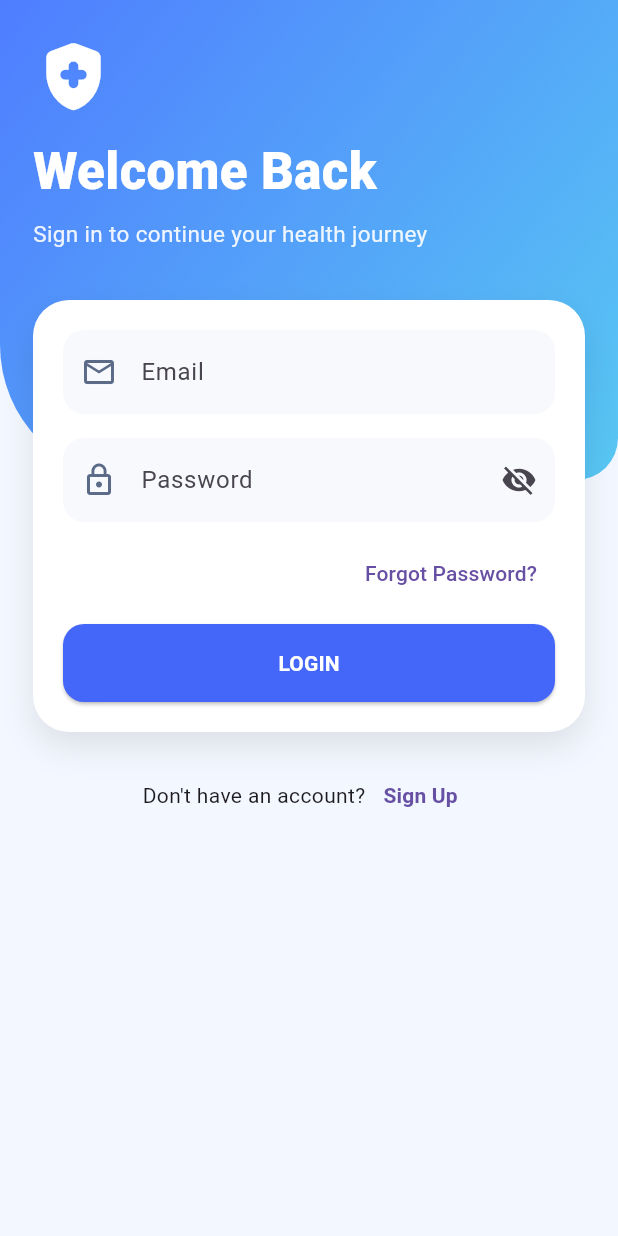
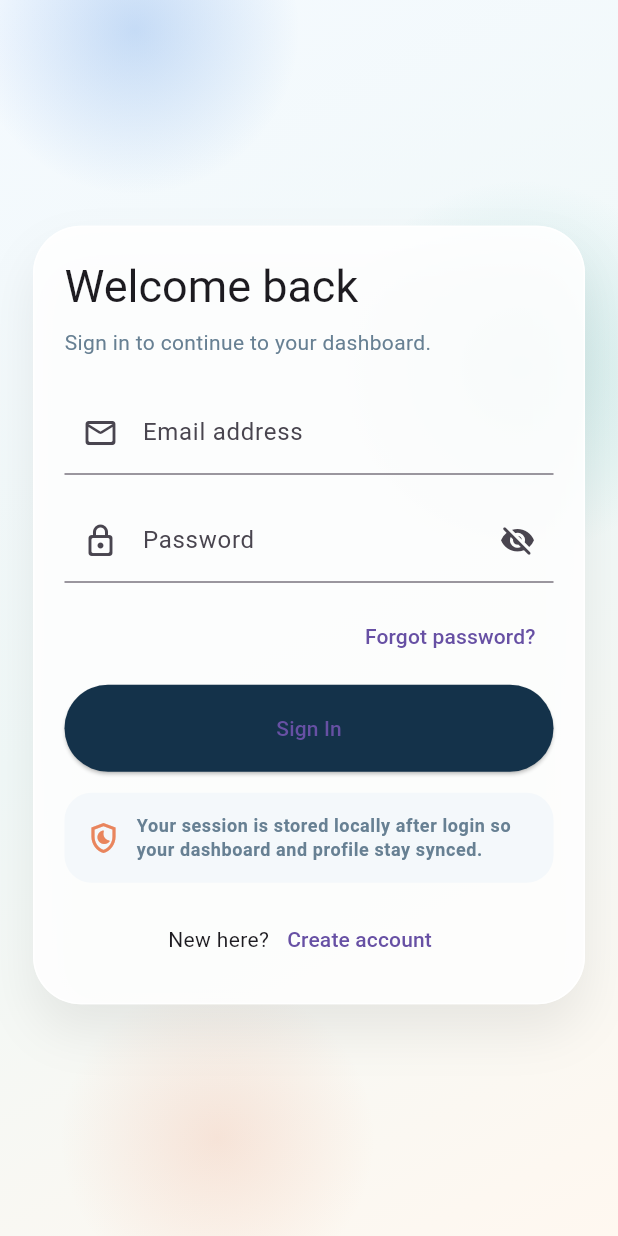
Before and after one commit to himanshu-varshney315/AIDrivenHealthcareDiagnostics_MiniProject_Sem-4, a Flutter app: the screen it shows after launch, on a phone screen of 412 x 824 dp. Run offline on Flutter 3.47's test engine with Material 3 defaults, Android fonts, the phone set to English and light mode, and no system bars; our stand-ins replace file_picker, geolocator, google_fonts, google_maps_flutter, image_picker, shared_preferences.

Commit message:
feat(frontend): redesign login experience

```diff
--- a/frontend_flutter/lib/screens/login_screen.dart
+++ b/frontend_flutter/lib/screens/login_screen.dart
@@ -2,6 +2,8 @@ import 'package:flutter/material.dart';
 
 import '../services/api_service.dart';
 import '../services/auth_service.dart';
+import '../theme/app_theme.dart';
+import '../widgets/auth_shell.dart';
 
 class LoginScreen extends StatefulWidget {
   const LoginScreen({super.key});
@@ -45,14 +47,22 @@ class _LoginScreenState extends State<LoginScreen> {
             (response['user']?['name'] as String?)?.trim().isNotEmpty == true
             ? (response['user']['name'] as String).trim()
             : emailController.text.trim().split('@').first;
+        final String userId = (response['user']?['id']?.toString() ?? '')
+            .trim();
         final String userEmail =
             (response['user']?['email'] as String?)?.trim().isNotEmpty == true
             ? (response['user']['email'] as String).trim()
             : emailController.text.trim();
+        final String token = (response['token'] as String? ?? '').trim();
+        final String role = (response['user']?['role'] as String? ?? 'user')
+            .trim();
 
         await AuthService().persistSession(
+          userId: userId,
           userName: userName,
           userEmail: userEmail,
+          token: token,
+          role: role,
         );
         if (!mounted) return;
 
@@ -79,76 +89,44 @@ class _LoginScreenState extends State<LoginScreen> {
 
   @override
   Widget build(BuildContext context) {
-    return Scaffold(
-      backgroundColor: const Color(0xFFF3F7FF),
-      body: Stack(
+    return AuthShell(
+      showHero: false,
+      footer: Row(
+        mainAxisAlignment: MainAxisAlignment.center,
         children: [
-          Container(
-            height: 320,
-            decoration: const BoxDecoration(
-              gradient: LinearGradient(
-                colors: [Color(0xFF4F7DFF), Color(0xFF58C7F3)],
-                begin: Alignment.topLeft,
-                end: Alignment.bottomRight,
-              ),
-              borderRadius: BorderRadius.only(
-                bottomLeft: Radius.circular(90),
-                bottomRight: Radius.circular(28),
-              ),
-            ),
-          ),
-          SafeArea(
-            child: SingleChildScrollView(
-              padding: const EdgeInsets.fromLTRB(22, 24, 22, 20),
-              child: Column(
-                crossAxisAlignment: CrossAxisAlignment.start,
-                children: [
-                  const Icon(
-                    Icons.health_and_safety_rounded,
-                    color: Colors.white,
-                    size: 54,
-                  ),
-                  const SizedBox(height: 12),
-                  const Text(
-                    'Welcome Back',
-                    style: TextStyle(
-                      fontSize: 34,
-                      fontWeight: FontWeight.w800,
-                      color: Colors.white,
-                    ),
-                  ),
-                  const SizedBox(height: 6),
-                  Text(
-                    'Sign in to continue your health journey',
-                    style: TextStyle(
-                      color: Colors.white.withValues(alpha: 0.9),
-                      fontSize: 15,
-                    ),
-                  ),
-                  const SizedBox(height: 34),
-                  Container(
-                    padding: const EdgeInsets.all(20),
-                    decoration: BoxDecoration(
-                      color: Colors.white,
-                      borderRadius: BorderRadius.circular(24),
-                      boxShadow: const [
-                        BoxShadow(
-                          color: Color(0x18000000),
-                          blurRadius: 18,
-                          offset: Offset(0, 10),
+          const Text('New here?'),
+          TextButton(
+            onPressed: () => Navigator.pushNamed(context, '/signup'),
+            child: const Text('Create account'),
           ),
         ],
       ),
       child: Form(
         key: _formKey,
         child: Column(
+          crossAxisAlignment: CrossAxisAlignment.start,
           children: [
+            Text(
+              'Welcome back',
+              style: Theme.of(
+                context,
+              ).textTheme.headlineMedium?.copyWith(fontSize: 30),
+            ),
+            const SizedBox(height: 8),
+            Text(
+              'Sign in to continue to your dashboard.',
+              style: Theme.of(
+                context,
+              ).textTheme.bodyMedium?.copyWith(color: AppTheme.textMuted),
+            ),
+            const SizedBox(height: 22),
             TextFormField(
               controller: emailController,
               keyboardType: TextInputType.emailAddress,
               decoration: _fieldDecoration(
-                              'Email',
-                              Icons.email_outlined,
+                label: 'Email address',
+                hint: 'doctor@example.com',
+                icon: Icons.mail_outline_rounded,
               ),
               validator: (value) {
                 if (value == null || value.trim().isEmpty) {
@@ -166,18 +144,18 @@ class _LoginScreenState extends State<LoginScreen> {
               obscureText: !_isPasswordVisible,
               decoration:
                   _fieldDecoration(
-                                  'Password',
-                                  Icons.lock_outline,
+                    label: 'Password',
+                    hint: 'Enter your password',
+                    icon: Icons.lock_outline_rounded,
                   ).copyWith(
                     suffixIcon: IconButton(
                       icon: Icon(
                         _isPasswordVisible
-                                          ? Icons.visibility
-                                          : Icons.visibility_off,
+                            ? Icons.visibility_rounded
+                            : Icons.visibility_off_rounded,
                       ),
                       onPressed: () => setState(
-                                      () => _isPasswordVisible =
-                                          !_isPasswordVisible,
+                        () => _isPasswordVisible = !_isPasswordVisible,
                       ),
                     ),
                   ),
@@ -188,26 +166,22 @@ class _LoginScreenState extends State<LoginScreen> {
                 return null;
               },
             ),
-                          const SizedBox(height: 10),
+            const SizedBox(height: 12),
             Align(
               alignment: Alignment.centerRight,
               child: TextButton(
                 onPressed: () {},
-                              child: const Text('Forgot Password?'),
+                child: const Text('Forgot password?'),
               ),
             ),
-                          const SizedBox(height: 10),
+            const SizedBox(height: 8),
             SizedBox(
               width: double.infinity,
               child: ElevatedButton(
                 onPressed: isLoading ? null : loginUser,
                 style: ElevatedButton.styleFrom(
-                                backgroundColor: const Color(0xFF4567F9),
-                                foregroundColor: Colors.white,
-                                minimumSize: const Size.fromHeight(52),
-                                shape: RoundedRectangleBorder(
-                                  borderRadius: BorderRadius.circular(14),
-                                ),
+                  minimumSize: const Size.fromHeight(58),
+                  backgroundColor: AppTheme.navy,
                 ),
                 child: isLoading
                     ? const SizedBox(
@@ -218,52 +192,48 @@ class _LoginScreenState extends State<LoginScreen> {
                           color: Colors.white,
                         ),
                       )
-                                  : const Text(
-                                      'LOGIN',
-                                      style: TextStyle(
-                                        fontWeight: FontWeight.w700,
+                    : const Text('Sign In'),
               ),
+            ),
+            const SizedBox(height: 14),
+            Container(
+              width: double.infinity,
+              padding: const EdgeInsets.all(14),
+              decoration: BoxDecoration(
+                color: AppTheme.sand,
+                borderRadius: BorderRadius.circular(18),
+              ),
+              child: Row(
+                children: [
+                  const Icon(Icons.shield_moon_outlined, color: AppTheme.coral),
+                  const SizedBox(width: 10),
+                  Expanded(
+                    child: Text(
+                      'Your session is stored locally after login so your dashboard and profile stay synced.',
+                      style: Theme.of(context).textTheme.bodySmall?.copyWith(
+                        color: AppTheme.textMuted,
+                        fontWeight: FontWeight.w600,
                       ),
                     ),
                   ),
                 ],
               ),
             ),
-                  ),
-                  const SizedBox(height: 18),
-                  Row(
-                    mainAxisAlignment: MainAxisAlignment.center,
-                    children: [
-                      const Text("Don't have an account?"),
-                      TextButton(
-                        onPressed: () =>
-                            Navigator.pushNamed(context, '/signup'),
-                        child: const Text(
-                          'Sign Up',
-                          style: TextStyle(fontWeight: FontWeight.w700),
-                        ),
-                      ),
           ],
         ),
-                ],
-              ),
-            ),
-          ),
-        ],
       ),
     );
   }
 
-  InputDecoration _fieldDecoration(String label, IconData icon) {
+  InputDecoration _fieldDecoration({
+    required String label,
+    required String hint,
+    required IconData icon,
+  }) {
     return InputDecoration(
       labelText: label,
-      prefixIcon: Icon(icon, color: const Color(0xFF5B6B87)),
-      filled: true,
-      fillColor: const Color(0xFFF7F9FD),
-      border: OutlineInputBorder(
-        borderRadius: BorderRadius.circular(14),
-        borderSide: BorderSide.none,
-      ),
+      hintText: hint,
+      prefixIcon: Icon(icon),
     );
   }
 }
```
Lines whose indentation alone changed are shown as unchanged.
